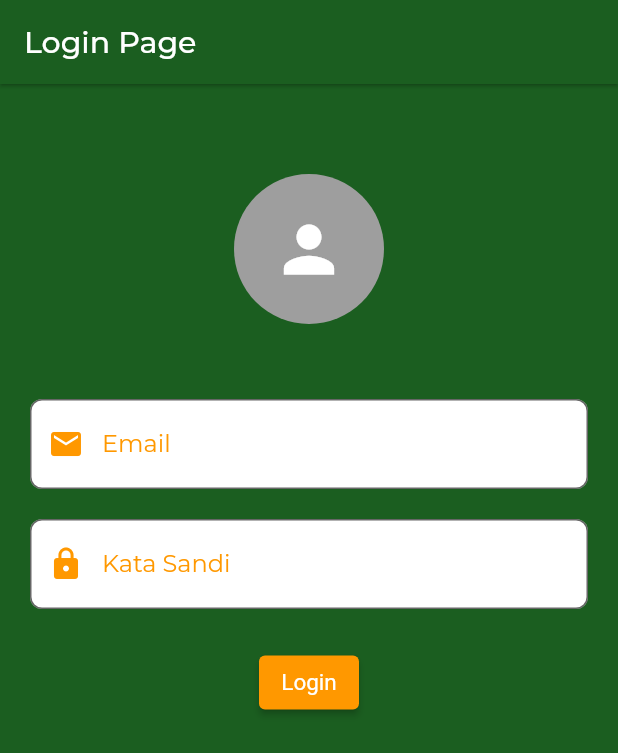
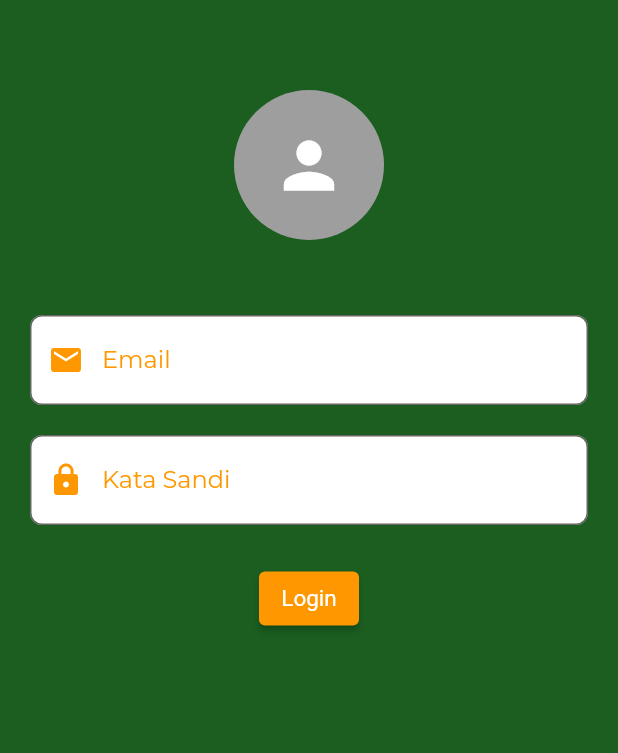
Before and after one commit to nurintanns/tubes_smartfarming, a Flutter app: the screen it shows after launch, on a phone screen of 412 x 824 dp. Shown: the top 753 px of the screen. Run offline on Flutter 3.47's test engine with Material 2 defaults, Android fonts, the phone set to English and light mode, and no system bars; our stand-ins replace flutter_swiper, google_fonts, splashscreen; missing offline and left inert: dart:ffi, lipsum.

Commit message:
update login

```diff
--- a/lib/views/mobile/login.dart
+++ b/lib/views/mobile/login.dart
@@ -25,10 +25,6 @@ class _LoginPageState extends State<LoginPage> {
   Widget build(BuildContext context) {
     return Scaffold(
         backgroundColor: swiggyOrange,
-        appBar: AppBar(
-          backgroundColor: swiggyOrange,
-          title: Text("Login Page"),
-        ),
         body: SingleChildScrollView(
             child: Column(
           children: [
```
